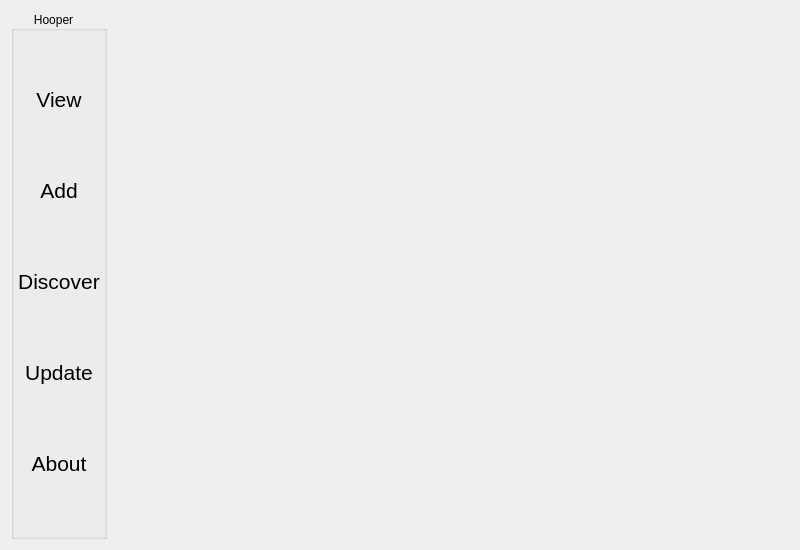
VLN1-15-30/fall-project, file hoopergui/mainwindow.ui: the form before one commit.
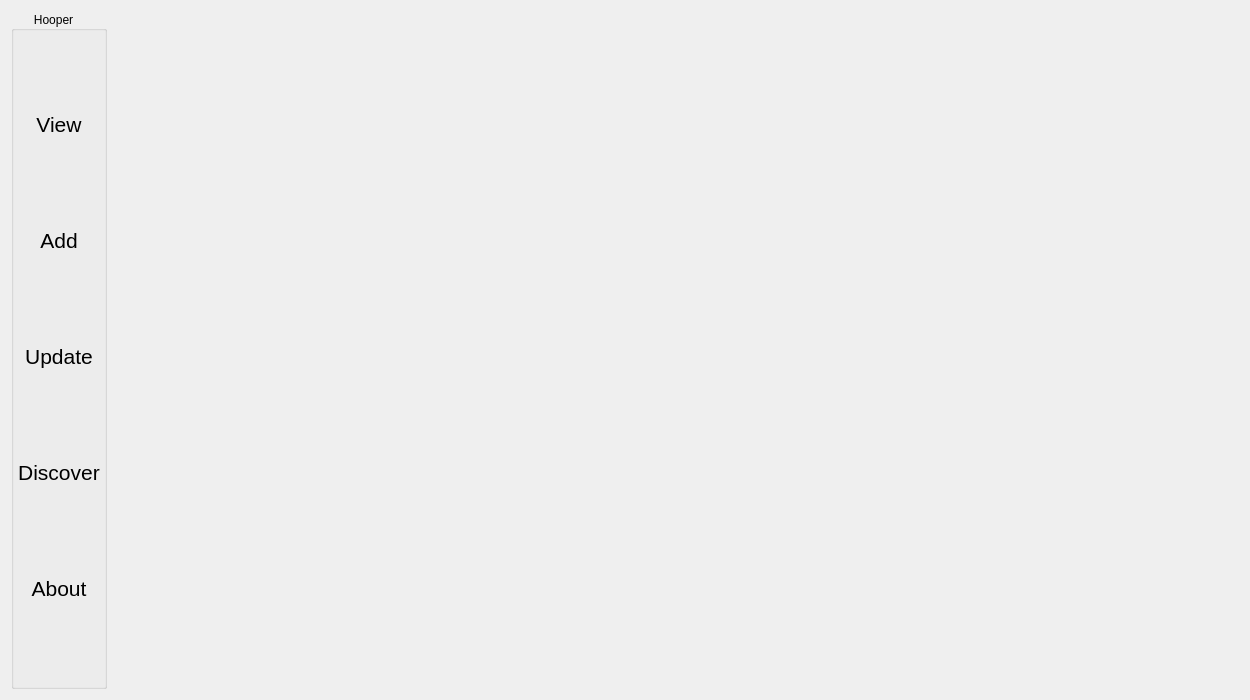
The form after the commit.

Diff of the .ui file:
```diff
--- a/hoopergui/mainwindow.ui
+++ b/hoopergui/mainwindow.ui
@@ -6,14 +6,14 @@
    <rect>
     <x>0</x>
     <y>0</y>
-    <width>800</width>
-    <height>550</height>
+    <width>1250</width>
+    <height>700</height>
    </rect>
   </property>
   <property name="minimumSize">
    <size>
-    <width>0</width>
-    <height>0</height>
+    <width>800</width>
+    <height>500</height>
    </size>
   </property>
   <property name="windowTitle">
@@ -90,21 +90,6 @@
          </property>
         </widget>
        </item>
-       <item>
-        <widget class="QPushButton" name="button_discover">
-         <property name="font">
-          <font>
-           <pointsize>16</pointsize>
-          </font>
-         </property>
-         <property name="text">
-          <string>Discover</string>
-         </property>
-         <property name="flat">
-          <bool>true</bool>
-         </property>
-        </widget>
-       </item>
        <item>
         <widget class="QPushButton" name="button_update">
          <property name="font">
@@ -120,6 +105,21 @@
          </property>
         </widget>
        </item>
+       <item>
+        <widget class="QPushButton" name="button_discover">
+         <property name="font">
+          <font>
+           <pointsize>16</pointsize>
+          </font>
+         </property>
+         <property name="text">
+          <string>Discover</string>
+         </property>
+         <property name="flat">
+          <bool>true</bool>
+         </property>
+        </widget>
+       </item>
        <item>
         <widget class="QPushButton" name="button_about">
          <property name="font">
```
